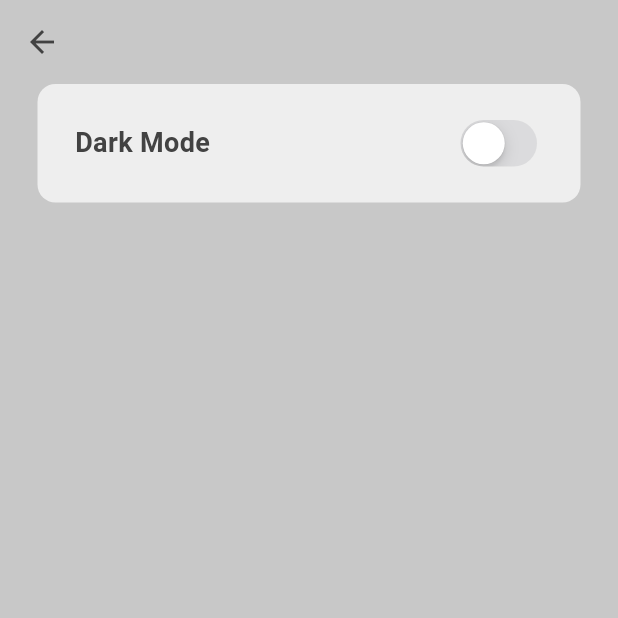
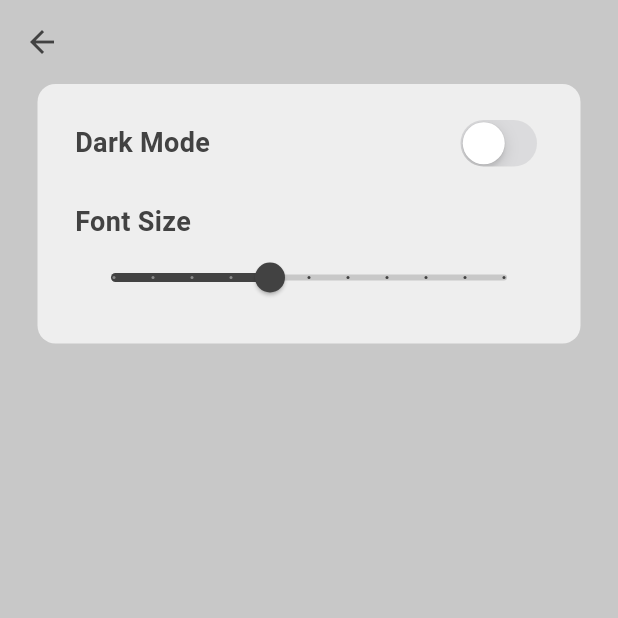
Before and after one commit to Salar977/notes_app, a Flutter app: the screen it shows after launch, in the side drawer, after a tap on "Settings", on a phone screen of 412 x 824 dp, the top half of it. Run offline on Flutter 3.47's test engine with Material 3 defaults, Android fonts, the phone set to English and light mode, and no system bars; our stand-ins replace google_fonts, isar, popover; accounts and stored records are empty; generated files the repository leaves out were written again.

Commit message:
Add Font Size Setting for better readability

```diff
--- a/lib/components/note_tile.dart
+++ b/lib/components/note_tile.dart
@@ -1,6 +1,8 @@
 import 'package:flutter/material.dart';
 import 'package:notes_app/components/note_settings.dart';
+import 'package:notes_app/theme/theme_provider.dart';
 import 'package:popover/popover.dart';
+import 'package:provider/provider.dart';
 
 class NoteTile extends StatelessWidget {
   final String text;
@@ -26,7 +28,7 @@ class NoteTile extends StatelessWidget {
         title: Text(
           text,
           style: TextStyle(
-            fontSize: 18,
+            fontSize: Provider.of<ThemeProvider>(context).fontSize,
           ),
         ),
         trailing: Builder(
--- a/lib/pages/settings_page.dart
+++ b/lib/pages/settings_page.dart
@@ -21,16 +21,18 @@ class SettingsPage extends StatelessWidget {
         ),
         padding: const EdgeInsets.symmetric(vertical: 20, horizontal: 25),
         margin: EdgeInsets.only(left: 25, right: 25),
-        child: Row(
+        child: Column(
+          mainAxisSize: MainAxisSize.min,
+          children: [
+            Row(
               mainAxisAlignment: MainAxisAlignment.spaceBetween,
-
               children: [
                 // dark mode
                 Text(
                   'Dark Mode',
                   style: TextStyle(
                     fontWeight: FontWeight.bold,
-                fontSize: 18,
+                    fontSize: Provider.of<ThemeProvider>(context).fontSize,
                     color: Theme.of(context).colorScheme.inversePrimary
                   ),
                 ),
@@ -45,6 +47,36 @@ class SettingsPage extends StatelessWidget {
                 ),
               ],
             ),
+
+            const SizedBox(height: 20,),
+
+            // Font Size
+              Column(
+                crossAxisAlignment: CrossAxisAlignment.start,
+                children: [
+                  Text(
+                    'Font Size',
+                    style: TextStyle(
+                      fontSize: Provider.of<ThemeProvider>(context).fontSize,
+                      fontWeight: FontWeight.bold,
+                      color: Theme.of(context).colorScheme.inversePrimary,
+                    ),
+                  ),
+                  Slider(
+                    value: Provider.of<ThemeProvider>(context).fontSize,
+                    min: 10,
+                    max: 30,
+                    divisions: 10,
+                    label: Provider.of<ThemeProvider>(context).fontSize.round().toString(),
+                    onChanged: (value) =>
+                        Provider.of<ThemeProvider>(context, listen: false).fontSize = value,
+                    activeColor: Theme.of(context).colorScheme.inversePrimary,
+                    //inactiveColor: inverseColor.withOpacity(0.4),
+                  ),
+                ],
+              ),
+          ],
+        ),
       ),
     );
   }
--- a/lib/theme/theme_provider.dart
+++ b/lib/theme/theme_provider.dart
@@ -5,8 +5,14 @@ class ThemeProvider extends ChangeNotifier {
   // initial theme mode is light
   ThemeData _themeData = lightMode;
 
+  // font size
+  double _fontSize = 18.0;
+
   // getter method to access to themedata
   ThemeData get themeData => _themeData;
+
+  // getter method to access to font size
+  double get fontSize => _fontSize;
 
   // bool method to see if theme is in darkmode or not
   bool get isDarkMode => _themeData == darkMode;
@@ -14,6 +20,12 @@ class ThemeProvider extends ChangeNotifier {
   // setter method to set themeData
   set themeData(ThemeData themeData) {
     _themeData = themeData;
+    notifyListeners();
+  }
+
+  // setter method to set font size
+  set fontSize(double fontSize) {
+    _fontSize = fontSize;
     notifyListeners();
   }
 
```
Lines whose indentation alone changed are shown as unchanged.
